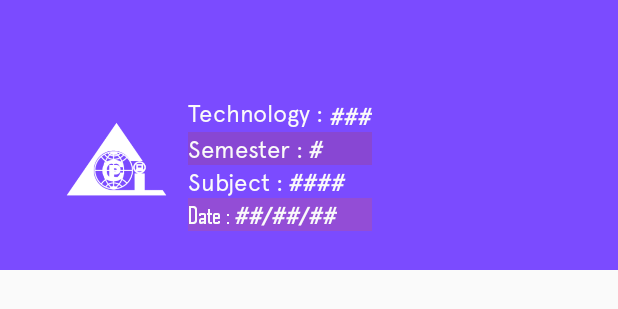
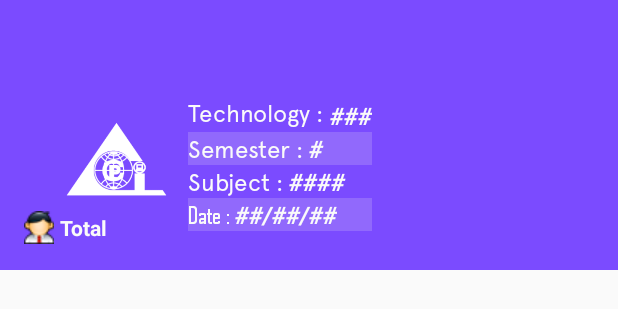
Before and after one commit to MBayazid/CPIK_Present_System, an Android app: the layout activity_student__recycle_.xml on its own in the app's theme, with its tools: preview values and no code run, on a phone screen of 412 x 824 dp. Shown: the top 309 px of the screen. Run offline under Robolectric (Android 15) with nearby library versions, the light colour scheme and no system bars.

Commit message:
View Total Present Students

```diff
--- a/app/src/main/res/layout/activity_student__recycle_.xml
+++ b/app/src/main/res/layout/activity_student__recycle_.xml
@@ -30,7 +30,18 @@
                 android:layout_width="match_parent"
                 android:layout_height="?attr/actionBarSize"
                 app:layout_collapseMode="pin"
-                app:popupTheme="@style/AppTheme.PopupOverlay" />
+                app:popupTheme="@style/AppTheme.PopupOverlay"
+                android:layout_gravity="bottom">
+                <TextView
+                    android:gravity="center"
+                    android:id="@+id/total_students"
+                    android:drawableStart="@drawable/student_icon"
+                    android:layout_width="wrap_content"
+                    android:layout_height="wrap_content"
+                    android:text=" Total"
+                    android:textColor="@color/white1"
+                    android:textStyle="bold"/>
+            </android.support.v7.widget.Toolbar>
 
             <include android:layout_width="match_parent"
                 android:layout_height="wrap_content"
--- a/app/src/main/res/layout/layout_toolbar_class_detail.xml
+++ b/app/src/main/res/layout/layout_toolbar_class_detail.xml
@@ -3,7 +3,7 @@
     android:layout_width="match_parent"
     android:layout_height="wrap_content"
     xmlns:tools="http://schemas.android.com/tools"
-    tools:showIn="@layout/activity_student__recycle_">
+  >
     <LinearLayout
         android:layout_width="match_parent"
         android:layout_height="wrap_content"
@@ -65,7 +65,7 @@
                 android:orientation="horizontal"
                 android:layout_width="match_parent"
                 android:layout_height="wrap_content"
-                android:background="#2FC23910">
+                android:background="#2FF5EFEB">
                 <TextView
                     android:layout_width="wrap_content"
                     android:layout_height="wrap_content"
@@ -119,7 +119,7 @@
                 android:orientation="horizontal"
                 android:layout_width="match_parent"
                 android:layout_height="wrap_content"
-                android:background="#2FFF5722">
+                android:background="#2FF5EFEB">
                 <TextView
                     android:layout_width="wrap_content"
                     android:layout_height="wrap_content"
--- a/app/src/main/res/layout/model.xml
+++ b/app/src/main/res/layout/model.xml
@@ -57,7 +57,7 @@
             android:orientation="horizontal"
             android:layout_width="match_parent"
             android:layout_height="wrap_content"
-            android:background="#2FC23910">
+            android:background="@color/LemonChiffon">
             <TextView
                 android:layout_width="wrap_content"
                 android:layout_height="wrap_content"
@@ -83,7 +83,7 @@
             android:orientation="horizontal"
             android:layout_width="match_parent"
             android:layout_height="wrap_content"
-            android:background="#2FFF5722">
+            android:background="@color/LemonChiffon">
             <TextView
                 android:layout_width="wrap_content"
                 android:layout_height="wrap_content"
--- a/app/src/main/res/values/colors.xml
+++ b/app/src/main/res/values/colors.xml
@@ -52,7 +52,7 @@
     <color name="Pink">#FFC0CB</color>
     <color name="LightPink">#FFB6C1</color>
     <color name="Orange">#FFA500</color>
-    <color name="LightSalmon">#FFA07A</color>
+    <color name="LightSalmon">#90FFA07A</color>
     <color name="DarkOrange">#FF8C00</color>
     <color name="Coral">#FF7F50</color>
     <color name="HotPink">#FF69B4</color>
```
Also changed, not shown: app/src/main/java/com/bayazid/cpik_present_system/DATA_SECTOR/Session.java (+8 -0 lines), app/src/main/java/com/bayazid/cpik_present_system/DATA_SECTOR/Std_Data_set.java (+6 -2 lines), app/src/main/java/com/bayazid/cpik_present_system/Std_UI/STD_Recycler_Adapter.java (+4 -3 lines), app/src/main/java/com/bayazid/cpik_present_system/Teachears_Function/Teacher_Class_type.java (+8 -1 lines), app/src/main/java/com/bayazid/cpik_present_system/Teachears_Function/ViewStdInfo_RecycleView.java (+25 -14 lines), app/src/main/res/layout/activity_teacher__class_type.xml (+12 -18 lines).
